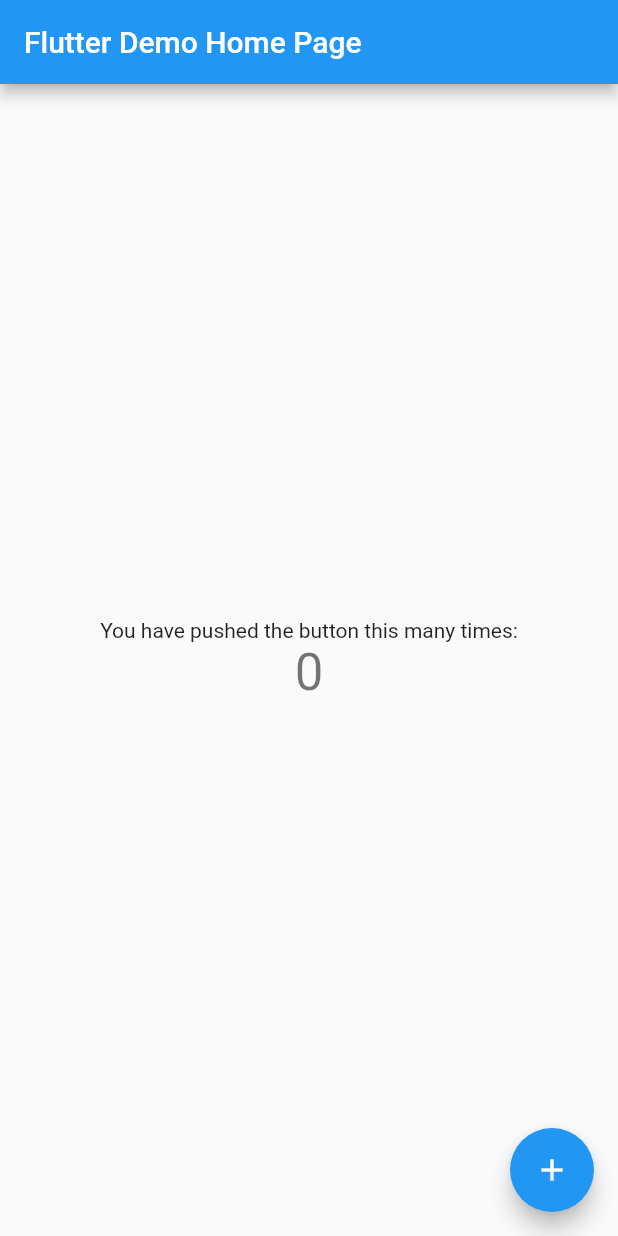
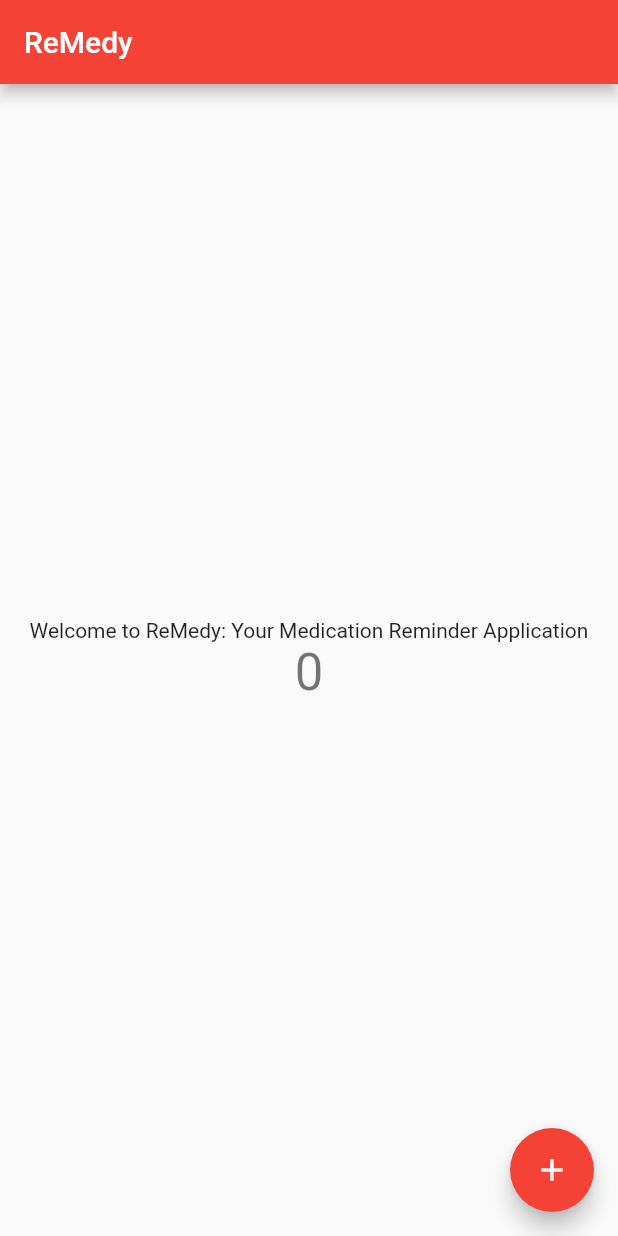
Before and after one commit to mejiamadeline/ReMedy, a Flutter app: the screen it shows after launch, on a phone screen of 412 x 824 dp. Run offline on Flutter 3.47's test engine with Material 2 defaults, Android fonts, the light colour scheme and no system bars.

Commit message:
Initial commit

```diff
--- a/lib/main.dart
+++ b/lib/main.dart
@@ -20,9 +20,9 @@
         // or simply save your changes to "hot reload" in a Flutter IDE).
         // Notice that the counter didn't reset back to zero; the application
         // is not restarted.
-        primarySwatch: Colors.blue,
+        primarySwatch: Colors.red,
       ),
-      home: MyHomePage(title: 'Flutter Demo Home Page'),
+      home: MyHomePage(title: 'ReMedy'),
     );
   }
 }
@@ -94,7 +94,7 @@
           mainAxisAlignment: MainAxisAlignment.center,
           children: <Widget>[
             Text(
-              'You have pushed the button this many times:',
+              'Welcome to ReMedy: Your Medication Reminder Application',
             ),
             Text(
               '$_counter',
```
